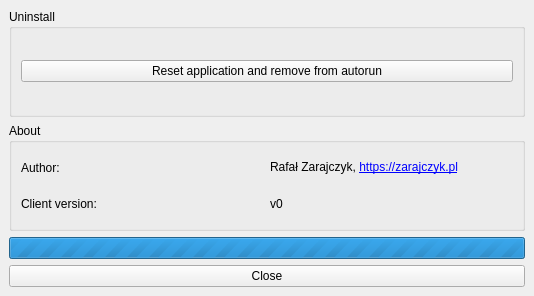
Above: qtdesigner/SettingsWindow.ui from rzarajczyk/family-rules-client before the change. Below: the same form after it.
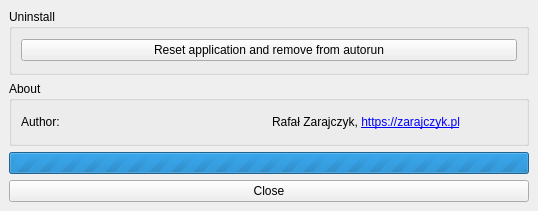
That is the form after the change.

```diff
--- a/qtdesigner/SettingsWindow.ui
+++ b/qtdesigner/SettingsWindow.ui
@@ -6,8 +6,8 @@
    <rect>
     <x>0</x>
     <y>0</y>
-    <width>534</width>
-    <height>296</height>
+    <width>538</width>
+    <height>211</height>
    </rect>
   </property>
   <property name="windowTitle">
@@ -51,20 +51,6 @@
          </property>
         </widget>
        </item>
-       <item row="1" column="0">
-        <widget class="QLabel" name="label_3">
-         <property name="text">
-          <string>Client version:</string>
-         </property>
-        </widget>
-       </item>
-       <item row="1" column="1">
-        <widget class="QLabel" name="versionLabel">
-         <property name="text">
-          <string>v0</string>
-         </property>
-        </widget>
-       </item>
       </layout>
      </widget>
     </item>
```
